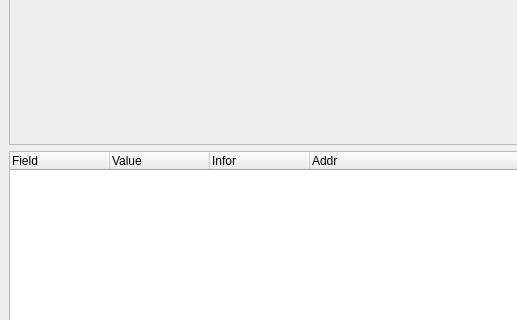
First picture: the form in JPEGParser/demo/mainwindow.ui, repository baidut/JPEGParser, before the edit; both pictures show x 0 to 517 and y 166 to 486 of the 780 by 602 pixel window.
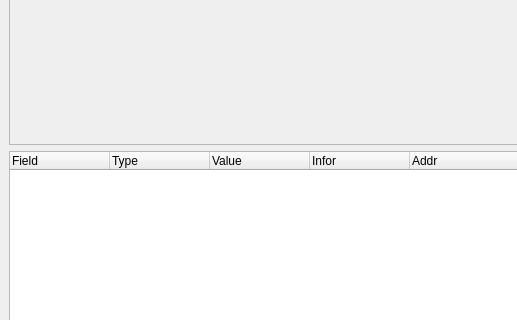
Second picture: the form after the edit. Icons and pictures are not drawn. Custom widgets are drawn as their Qt base class.

Commit message: +解析帧头

Patch:
```diff
--- a/JPEGParser/demo/mainwindow.ui
+++ b/JPEGParser/demo/mainwindow.ui
@@ -25,6 +25,11 @@
         <string>Field</string>
        </property>
       </column>
+      <column>
+       <property name="text">
+        <string>Type</string>
+       </property>
+      </column>
       <column>
        <property name="text">
         <string>Value</string>
```
The commit also changes 1 other file.
